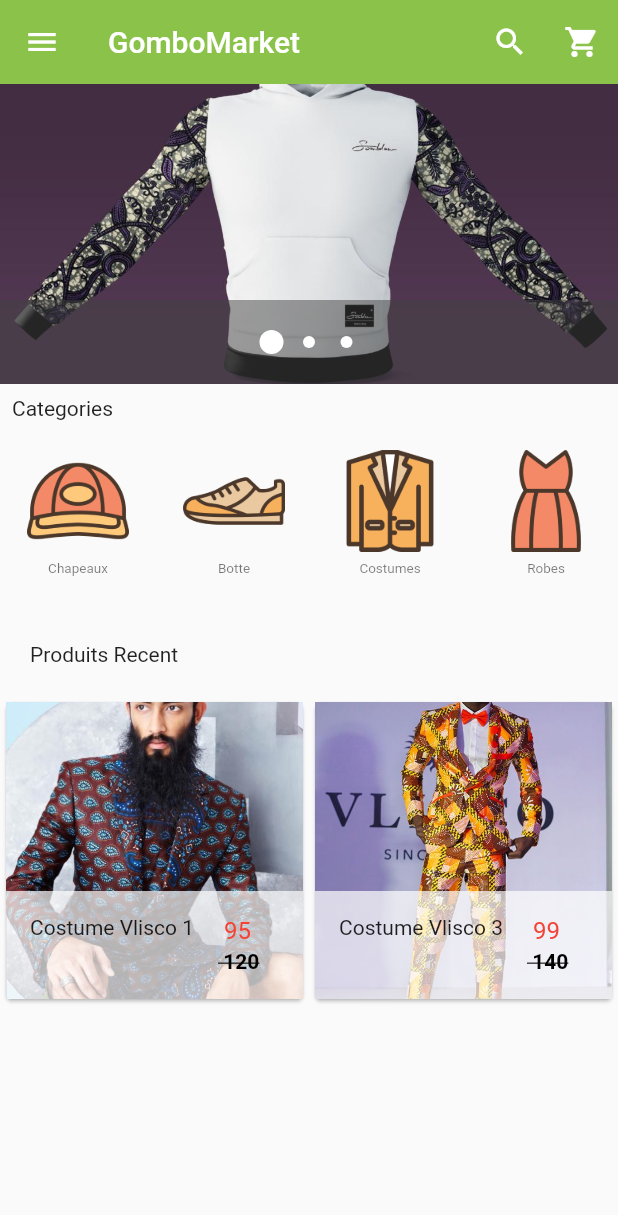
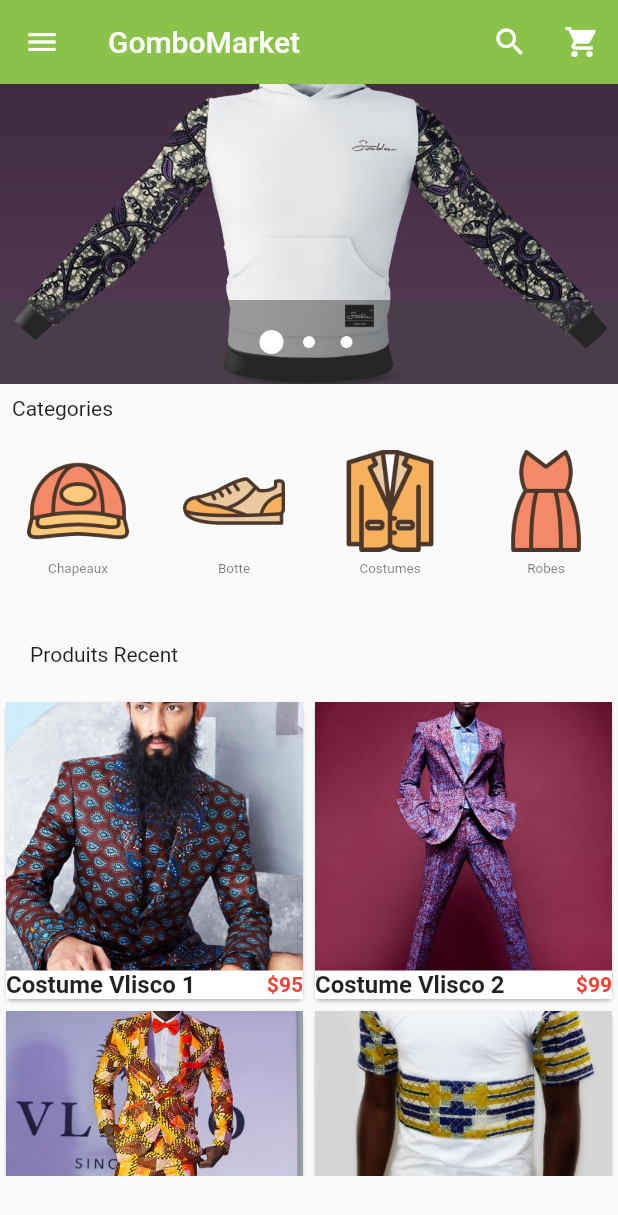
Before and after one commit to ismaelgansonre/GomboMarket, a Flutter app: the screen it shows after launch, on a phone screen of 412 x 824 dp. Shown: the top 1215 px of the screen. Run offline on Flutter 3.47's test engine with Material 2 defaults, Android fonts, the light colour scheme and no system bars; drawn by our look-alikes of carousel_pro.

Commit message:
Ajout du details des produits bouton acheter ,conditions et marques

```diff
--- a/lib/componets/Produits.dart
+++ b/lib/componets/Produits.dart
@@ -15,11 +15,37 @@
       "price":95,
     },
 
+    { "name":"Costume Vlisco 2",
+      "picture":"images/produits/2.jpg",
+      "old_price": 140,
+      "price":99,
+    },
     { "name":"Costume Vlisco 3",
       "picture":"images/produits/3.jpg",
-      "old_price": 140,
-      "price":99,
-    }
+      "old_price": 120,
+      "price":95,
+    },
+    { "name":"Costume Vlisco 4",
+      "picture":"images/produits/4.jpg",
+      "old_price": 120,
+      "price":95,
+    },
+    { "name":"Costume Vlisco 5",
+      "picture":"images/produits/5.jpg",
+      "old_price": 120,
+      "price":95,
+    },
+    { "name":"Costume Vlisco 6",
+      "picture":"images/produits/6.jpg",
+      "old_price": 120,
+      "price":95,
+    },
+    { "name":"Costume Vlisco 7",
+      "picture":"images/produits/7.jpg",
+      "old_price": 120,
+      "price":95,
+    },
+
 
 ];
   @override
@@ -65,25 +91,12 @@
             produit_detail_picture: prod_picture,))),
             child: GridTile(
                 footer: Container(
-                  color: Colors.white70,
-                  child: ListTile(
-                    leading: Text(
-                      prod_name,
-                      style: TextStyle(fontWeight: FontWeight.normal),
-
+                  color: Colors.white,
+                  child: new Row(children: <Widget>[
+                    Expanded(child: Text(prod_name,style: TextStyle(fontWeight: FontWeight.bold,fontSize: 16.0),),
                     ),
-                    title: Text(
-                      "\ $prod_price ",
-                      style: TextStyle(
-                          color: Colors.red, fontWeight: FontWeight.normal),
-                    ),
-                    subtitle: Text(
-                      "\ $prod_old_price ",
-                      style: TextStyle(
-                          color: Colors.black, fontWeight: FontWeight.w600,
-                          decoration: TextDecoration.lineThrough),
-                    ),
-                  ),
+                    new Text ("\$${prod_price}",style: TextStyle(color: Colors.red,fontWeight: FontWeight.bold),)
+                  ],)
                 ),
                 child: Image.asset(
                   prod_picture,
--- a/pubspec.yaml
+++ b/pubspec.yaml
@@ -69,6 +69,7 @@
      - images/produits/4.jpg
      - images/produits/5.jpg
      - images/produits/6.jpg
+     - images/produits/7.jpg
 
   # An image asset can refer to one or more resolution-specific "variants", see
   # https://flutter.dev/assets-and-images/#resolution-aware.
```
Also changed, not shown: images/produits/7.jpg (added).
